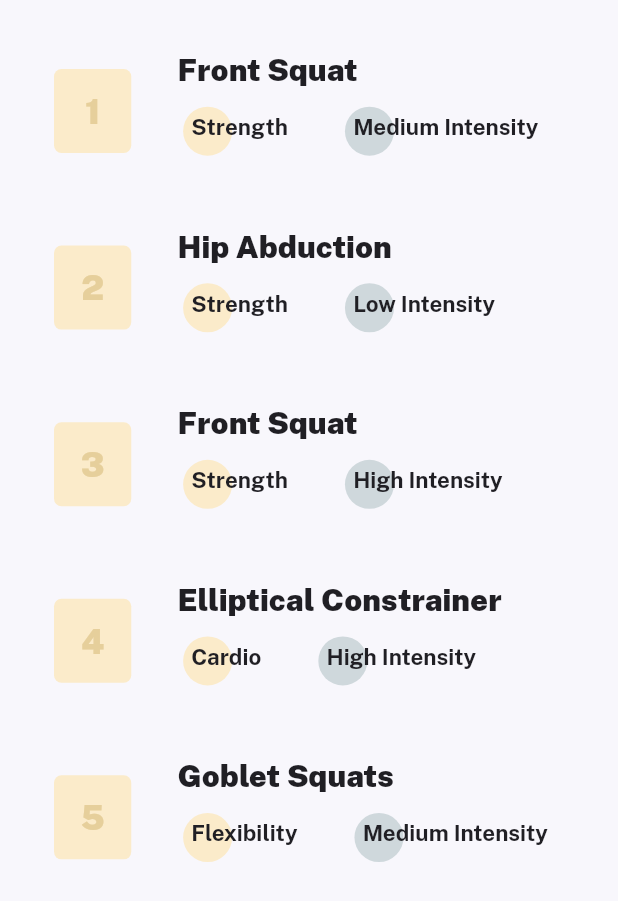
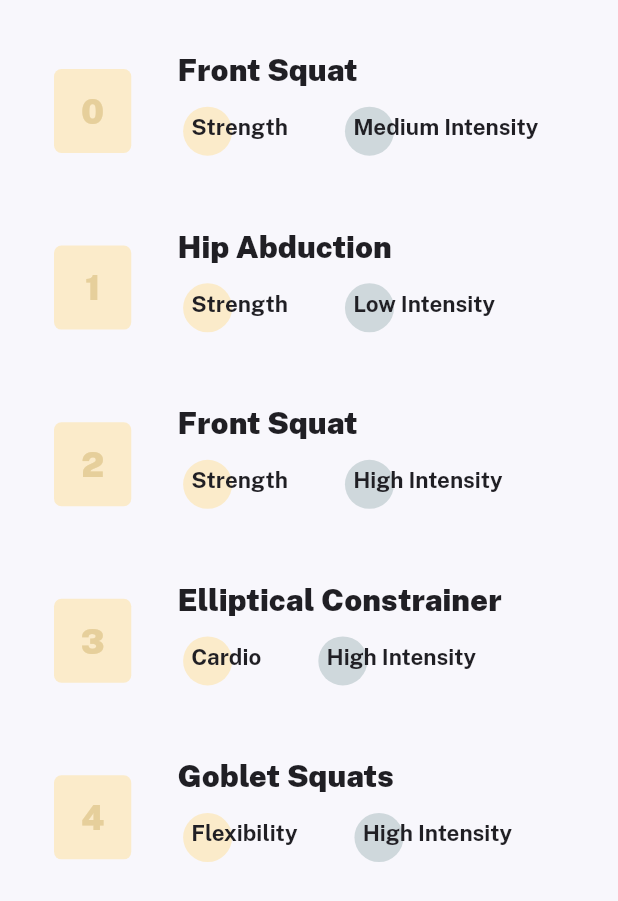
Before and after one commit to AchizuePriscilla/SCA-UI-Challenge, a Flutter app: the screen it shows after launch, on a phone screen of 412 x 824 dp. Shown: the part 318-1219 px from the top of the screen. Run offline on Flutter 3.47's test engine with Material 2 defaults, Android fonts, the phone set to English and light mode, and no system bars; our stand-ins replace flutter_screenutil, google_fonts.

Commit message:
Added json data

```diff
--- /dev/null
+++ b/assets/data.json
@@ -0,0 +1,34 @@
+{
+    "items": [
+      {
+        "titleText": "Front Squat",
+        "subtitleText1": "Strength",
+        "subtitleText2": "Medium Intensity"
+      },
+      {
+        "titleText": "Hip Abduction",
+        "subtitleText1": "Strength",
+        "subtitleText2": "Low Intensity"
+      },
+      {
+        "titleText": "Front Squat",
+        "subtitleText1": "Strength",
+        "subtitleText2": "High Intensity"
+      },
+      {
+        "titleText": "Elliptical Constrainer",
+        "subtitleText1": "Cardio",
+        "subtitleText2": "High Intensity"
+      },
+      {
+        "titleText": "Goblet Squats",
+        "subtitleText1": "Flexibility",
+        "subtitleText2": "High Intensity"
+      },
+      {
+        "titleText": "Front Squat",
+        "subtitleText1": "Strength",
+        "subtitleText2": "Low Intensity"
+      }
+    ]
+  }
--- a/lib/screens/welcome.dart
+++ b/lib/screens/welcome.dart
@@ -1,11 +1,33 @@
+import 'dart:async';
+import 'dart:convert';
 import 'package:flutter/material.dart';
+import 'package:flutter/services.dart';
 import 'package:google_fonts/google_fonts.dart';
 import 'package:flutter_screenutil/flutter_screenutil.dart';
-import 'package:sca_ui_challenge/screens/details.dart';
 import 'package:sca_ui_challenge/shared/customListTile.dart';
 
-class WelcomeScreen extends StatelessWidget {
+class WelcomeScreen extends StatefulWidget {
   const WelcomeScreen({Key? key}) : super(key: key);
+
+  @override
+  _WelcomeScreenState createState() => _WelcomeScreenState();
+}
+
+class _WelcomeScreenState extends State<WelcomeScreen> {
+  List _items = [];
+  Future<void> readJson() async {
+    final String response = await rootBundle.loadString('assets/data.json');
+    final data = await json.decode(response);
+    setState(() {
+      _items = data["items"];
+    });
+  }
+
+  @override
+  void initState() {
+    readJson();
+    super.initState();
+  }
 
   @override
   Widget build(BuildContext context) {
@@ -104,50 +126,22 @@ class WelcomeScreen extends StatelessWidget {
                               height: 20.h,
                             ),
                             Expanded(
-                              child: ListView(shrinkWrap: true, children: [
-                                CustomListTile(
-                                  isSmall: false,
-                                  index: 1,
-                                  titleText: 'Front Squat',
-                                  subtitleText1: 'Strength',
-                                  subtitleText2: 'Medium Intensity',
-                                ),
-                                CustomListTile(
-                                  isSmall: false,
-                                  index: 2,
-                                  titleText: 'Hip Abduction',
-                                  subtitleText1: 'Strength',
-                                  subtitleText2: 'Low Intensity',
-                                ),
-                                CustomListTile(
-                                  isSmall: false,
-                                  index: 3,
-                                  titleText: 'Front Squat',
-                                  subtitleText1: 'Strength',
-                                  subtitleText2: 'High Intensity',
-                                ),
-                                CustomListTile(
-                                  isSmall: false,
-                                  index: 4,
-                                  titleText: 'Elliptical Constrainer',
-                                  subtitleText1: 'Cardio',
-                                  subtitleText2: 'High Intensity',
-                                ),
-                                CustomListTile(
-                                  isSmall: false,
-                                  index: 5,
-                                  titleText: 'Goblet Squats',
-                                  subtitleText1: 'Flexibility',
-                                  subtitleText2: 'Medium Intensity',
-                                ),
-                                CustomListTile(
-                                  isSmall: false,
-                                  index: 6,
-                                  titleText: 'Front Squat',
-                                  subtitleText1: 'Strength',
-                                  subtitleText2: 'Low Intensity',
-                                ),
-                              ]),
+                              child: _items.length > 0
+                                  ? ListView.builder(
+                                      itemCount: _items.length,
+                                      itemBuilder: (context, index) {
+                                        return CustomListTile(
+                                            index: index,
+                                            titleText: _items[index]
+                                                ["titleText"],
+                                            subtitleText1: _items[index]
+                                                ["subtitleText1"],
+                                            subtitleText2: _items[index]
+                                                ["subtitleText2"],
+                                            isSmall: false);
+                                      },
+                                    )
+                                  : Center(child: CircularProgressIndicator()),
                             ),
                           ],
                         ),
--- a/pubspec.yaml
+++ b/pubspec.yaml
@@ -52,6 +52,7 @@ flutter:
   # To add assets to your application, add an assets section, like this:
   assets:
     - assets/images/
+    - assets/data.json
 
 
   # An image asset can refer to one or more resolution-specific "variants", see
```
